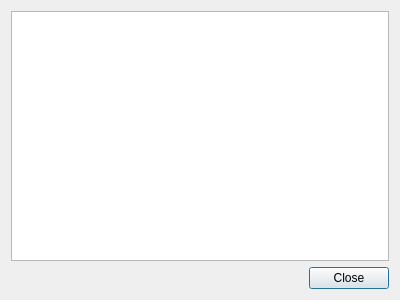
First picture: the form in src/options/plugininfodialog.ui, repository psi-im/psi, before the edit.
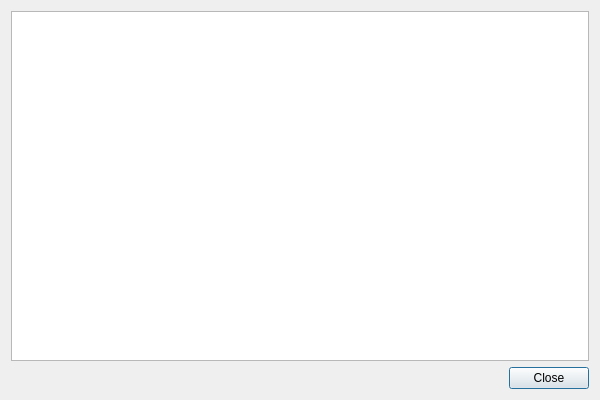
Second picture: the form after the edit.

Commit message: Improve About Plugin dialog

What changed in the file:
```diff
--- a/src/options/plugininfodialog.ui
+++ b/src/options/plugininfodialog.ui
@@ -6,26 +6,26 @@
    <rect>
     <x>0</x>
     <y>0</y>
-    <width>400</width>
-    <height>300</height>
+    <width>600</width>
+    <height>400</height>
    </rect>
   </property>
   <property name="sizePolicy">
-   <sizepolicy hsizetype="Fixed" vsizetype="Fixed">
+   <sizepolicy hsizetype="Preferred" vsizetype="Preferred">
     <horstretch>0</horstretch>
     <verstretch>0</verstretch>
    </sizepolicy>
   </property>
   <property name="minimumSize">
    <size>
-    <width>400</width>
-    <height>300</height>
+    <width>600</width>
+    <height>400</height>
    </size>
   </property>
   <property name="maximumSize">
    <size>
-    <width>400</width>
-    <height>300</height>
+    <width>16777215</width>
+    <height>16777215</height>
    </size>
   </property>
   <property name="windowTitle">
```
